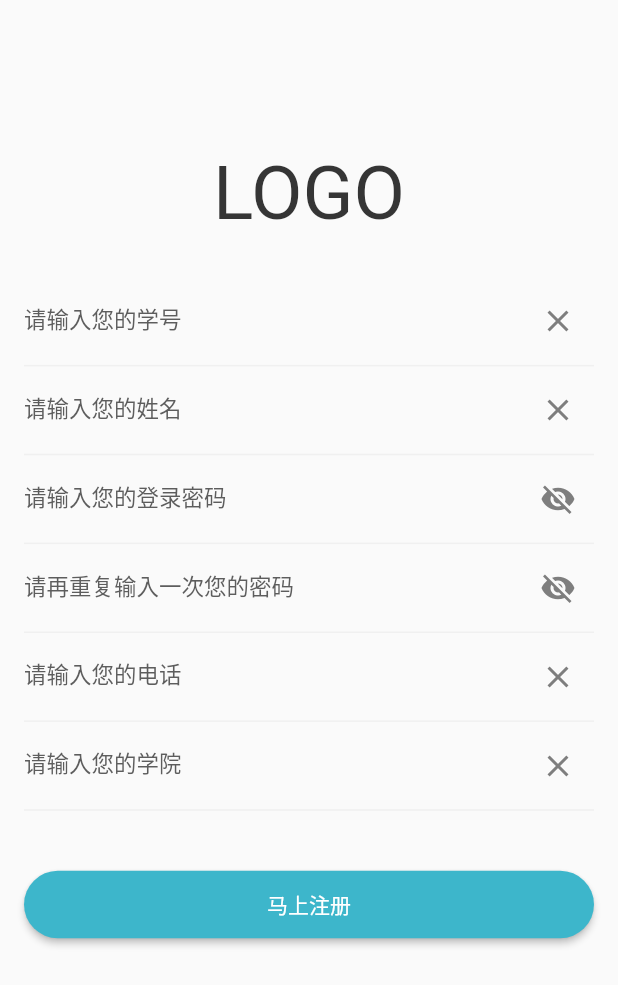
After one commit to cetlewa/buaaCourse_2021, a Flutter app: the screen it shows after launch, after a tap on "注册账号", on a phone screen of 412 x 824 dp. The commit adds this screen. Shown: the top 985 px of the screen. Run offline on Flutter 3.47's test engine with Material 2 defaults, Android fonts, the light colour scheme and no system bars; our stand-ins replace flutter_svg, fluttertoast; project files that could hold a hidden picture were left out.

Commit message:
注册页面功能实现

```diff
--- a/lib/main.dart
+++ b/lib/main.dart
@@ -1,4 +1,5 @@
 import 'package:buaacourse/screens/login/login.dart';
+import 'package:buaacourse/screens/login/register.dart';
 import 'package:flutter/material.dart';
 import 'package:buaacourse/constants.dart';
 import 'package:buaacourse/screens/home/home_screen.dart';
@@ -21,6 +22,7 @@ class MyApp extends StatelessWidget {
       routes: {
         "login_page":(context) => Login(),
         "home_screen_homePage":(context) => HomePage(),
+        "register_page":(context) => Register(),
       },
       home: Login(),
       // home: PostsPage(),
--- a/lib/screens/login/login.dart
+++ b/lib/screens/login/login.dart
@@ -45,7 +45,6 @@ class _Login extends State<Login> {
         //验证通过提交数据
         // _checkUserInfo();
 
-        // print("userId:" + _userIdController.text + " passWord:" + _passWordController.text);
         if(_userIdController.text == "000" && _passWordController.text == "zzk"){
           _loginSuccess = true;
         }
@@ -209,22 +208,30 @@ class _Login extends State<Login> {
                         mainAxisAlignment: MainAxisAlignment.spaceBetween,
                         children: <Widget>[
                           Container(
-                            child:  const Text(
+                            child:  RaisedButton(
+                              onPressed: router2Register,
+                              color: const Color.fromARGB(255, 61, 182, 203),
+                              child: const Text(
                                 '注册账号',
                                 style: TextStyle(
                                     fontSize: 13.0,
                                     color: Color.fromARGB(255, 53, 53, 53)
                                 ),
                               ),
-
+                              shape: RoundedRectangleBorder(borderRadius: BorderRadius.circular(45.0)),
                             ),
-
-                          const Text(
+                          ),
+                          RaisedButton(
+                            onPressed: router2Register,
+                            color: const Color.fromARGB(255, 61, 182, 203),
+                            child: const Text(
                               '忘记密码？',
                               style: TextStyle(
                                   fontSize: 13.0,
                                   color: Color.fromARGB(255, 53, 53, 53)
                               ),
+                            ),
+                            shape: RoundedRectangleBorder(borderRadius: BorderRadius.circular(45.0)),
                           ),
                         ],
                       ) ,
@@ -238,4 +245,8 @@ class _Login extends State<Login> {
       ),
     );
   }
+
+  void router2Register() {
+    Navigator.pushNamed(context, "register_page");
   }
+}
--- /dev/null
+++ b/lib/screens/login/register.dart
@@ -0,0 +1,317 @@
+import 'package:flutter/material.dart';
+import 'package:fluttertoast/fluttertoast.dart';
+import 'package:http/http.dart';
+import 'dart:convert';
+
+class Register extends StatefulWidget{
+  @override
+  State<StatefulWidget> createState() {
+    return _Register();
+  }
+}
+
+class _Register extends State<Register> {
+  GlobalKey<FormState> _registerKey = new GlobalKey<FormState>();
+  TextEditingController _userIdController = TextEditingController();
+  TextEditingController _userNameController = TextEditingController();
+  TextEditingController _passWordController1 = TextEditingController();
+  TextEditingController _passWordController2 = TextEditingController();
+  TextEditingController _userTelController = TextEditingController();
+  TextEditingController _userSchoolController = TextEditingController();
+  bool isShowPassWord1 = false;
+  bool isShowPassWord2 = false;
+  bool registerSuccess = false;
+
+  void post4Register () {
+    if((_registerKey.currentState as FormState).validate()){
+      if(_userIdController.text == ""){
+        toast("没有看见您的学号呢o(￣ヘ￣o＃)");
+      }
+      else if(_userNameController.text == ""){
+        toast("别害羞嘛，让我看看你的名字o(￣ヘ￣o＃)");
+      }
+      else if(_userTelController.text == ""){
+        toast("没有看见您的电话呢o(￣ヘ￣o＃)");
+      }
+      else if(_userTelController.text.length != 11){
+        toast("请输入正确的电话号码o(￣ヘ￣o＃)");
+      }
+      else if(_userSchoolController.text == ""){
+        toast("没有看见您的学院呢o(￣ヘ￣o＃)");
+      }
+      else{
+        if(_passWordController1.text == "" ||
+            _passWordController2.text == "" ||
+            _passWordController1.text != _passWordController2.text){
+          toast("您的密码输入出错啦o(一︿一+)o");
+        }
+        else{
+          // _postData();
+          Navigator.pushNamed(context, "home_screen_homePage");
+        }
+      }
+    }
+  }
+
+  _postData() async {
+    var loginUrl="https://jsonplaceholder.typicode.com/posts";
+
+    var result = await post(
+        Uri.parse(loginUrl),
+        body: utf8.encode(json.encode(
+            {
+              "userId": "${_userIdController.text}",
+              "userPwd": "${_passWordController1.text}",
+              "userName": "${_userNameController.text}",
+              "userTel": "${_userTelController.text}",
+              "userSchool": "${_userSchoolController.text}"
+            })
+        )
+    );
+    if (result.statusCode == 200) {
+      registerSuccess = json.decode(result.body)["success"];
+    }
+    else {
+      print(result.statusCode);
+    }
+  }
+
+  void toast (String string){
+    Fluttertoast.showToast(
+        msg: string,
+        toastLength: Toast.LENGTH_SHORT,
+        gravity: ToastGravity.BOTTOM,
+        timeInSecForIosWeb: 1,
+        backgroundColor: Colors.white,
+        textColor: Colors.red,
+        fontSize: 16.0
+    );
+  }
+
+  @override
+  Widget build(BuildContext context) {
+    return MaterialApp(
+      debugShowCheckedModeBanner: false,
+      title: "注册表单",
+      home: Scaffold(
+        resizeToAvoidBottomInset: false,
+        body: Column(
+          children: <Widget>[
+            Container(
+                padding: const EdgeInsets.only(top: 100.0, bottom: 10.0),
+                child: const Text(
+                  'LOGO',
+                  style: TextStyle(
+                      color: Color.fromARGB(255, 53, 53, 53),
+                      fontSize: 50.0
+                  ),
+                )
+            ),
+            Container(
+              padding: const EdgeInsets.all(16.0),
+              child: Form(
+                key: _registerKey,
+                autovalidate: true,
+                child: Column(
+                  children: <Widget>[
+                    Container(
+                      decoration: const BoxDecoration(
+                          border: Border(
+                              bottom: BorderSide(
+                                  color: Color.fromARGB(255, 240, 240, 240),
+                                  width: 1.0
+                              )
+                          )
+                      ),
+                      child: TextField(
+                        controller: _userIdController,
+                        decoration: InputDecoration(
+                          labelText: '请输入您的学号',
+                          labelStyle: TextStyle( fontSize: 15.0, color: Color.fromARGB(255, 93, 93, 93)),
+                          border: InputBorder.none,
+                          suffixIcon: IconButton(
+                            icon: const Icon(
+                              Icons.close,
+                              color: Color.fromARGB(255, 126, 126, 126),
+                            ),
+                            onPressed: () {
+                              _userIdController.text = "";
+                            },
+                          ),
+                        ),
+                        keyboardType: TextInputType.number,
+                      ),
+                    ),
+                    Container(
+                      decoration: const BoxDecoration(
+                          border: Border(
+                              bottom: BorderSide(
+                                  color: Color.fromARGB(255, 240, 240, 240),
+                                  width: 1.0
+                              )
+                          )
+                      ),
+                      child: TextField(
+                        controller: _userNameController,
+                        decoration: InputDecoration(
+                          labelText: '请输入您的姓名',
+                          labelStyle: TextStyle( fontSize: 15.0, color: Color.fromARGB(255, 93, 93, 93)),
+                          border: InputBorder.none,
+                          suffixIcon: IconButton(
+                            icon: const Icon(
+                              Icons.close,
+                              color: Color.fromARGB(255, 126, 126, 126),
+                            ),
+                            onPressed: () {
+                              _userNameController.text = "";
+                            },
+                          ),
+                        ),
+                        keyboardType: TextInputType.text,
+                      ),
+                    ),
+                    Container(
+                      decoration: const BoxDecoration(
+                          border: Border(
+                              bottom: BorderSide(
+                                  color: Color.fromARGB(255, 240, 240, 240),
+                                  width: 1.0
+                              )
+                          )
+                      ),
+                      child: TextFormField(
+                        controller: _passWordController1,
+                        decoration:  InputDecoration(
+                            labelText: '请输入您的登录密码',
+                            labelStyle: const TextStyle( fontSize: 15.0, color: Color.fromARGB(255, 93, 93, 93)),
+                            border: InputBorder.none,
+                            suffixIcon: IconButton(
+                              icon: Icon(
+                                isShowPassWord1 ? Icons.visibility : Icons.visibility_off,
+                                color: const Color.fromARGB(255, 126, 126, 126),
+                              ),
+                              onPressed: (){
+                                setState(() {
+                                  isShowPassWord1 = !isShowPassWord1;
+                                });
+                              },
+                            )
+                        ),
+                        obscureText: !isShowPassWord1,
+                      ),
+                    ),
+                    Container(
+                      decoration: const BoxDecoration(
+                          border: Border(
+                              bottom: BorderSide(
+                                  color: Color.fromARGB(255, 240, 240, 240),
+                                  width: 1.0
+                              )
+                          )
+                      ),
+                      child: TextFormField(
+                        controller: _passWordController2,
+                        decoration:  InputDecoration(
+                            labelText: '请再重复输入一次您的密码',
+                            labelStyle: const TextStyle( fontSize: 15.0, color: Color.fromARGB(255, 93, 93, 93)),
+                            border: InputBorder.none,
+                            suffixIcon: IconButton(
+                              icon: Icon(
+                                isShowPassWord2 ? Icons.visibility : Icons.visibility_off,
+                                color: const Color.fromARGB(255, 126, 126, 126),
+                              ),
+                              onPressed: (){
+                                setState(() {
+                                  isShowPassWord2 = !isShowPassWord2;
+                                });
+                              },
+                            )
+                        ),
+                        obscureText: !isShowPassWord2,
+                      ),
+                    ),
+                    Container(
+                      decoration: const BoxDecoration(
+                          border: Border(
+                              bottom: BorderSide(
+                                  color: Color.fromARGB(255, 240, 240, 240),
+                                  width: 1.0
+                              )
+                          )
+                      ),
+                      child: TextField(
+                        controller: _userTelController,
+                        decoration: InputDecoration(
+                          labelText: '请输入您的电话',
+                          labelStyle: TextStyle( fontSize: 15.0, color: Color.fromARGB(255, 93, 93, 93)),
+                          border: InputBorder.none,
+                          suffixIcon: IconButton(
+                            icon: const Icon(
+                              Icons.close,
+                              color: Color.fromARGB(255, 126, 126, 126),
+                            ),
+                            onPressed: () {
+                              _userTelController.text = "";
+                            },
+                          ),
+                        ),
+                        keyboardType: TextInputType.phone,
+                      ),
+                    ),
+                    Container(
+                      decoration: const BoxDecoration(
+                          border: Border(
+                              bottom: BorderSide(
+                                  color: Color.fromARGB(255, 240, 240, 240),
+                                  width: 1.0
+                              )
+                          )
+                      ),
+                      child: TextField(
+                        controller: _userSchoolController,
+                        decoration: InputDecoration(
+                          labelText: '请输入您的学院',
+                          labelStyle: TextStyle( fontSize: 15.0, color: Color.fromARGB(255, 93, 93, 93)),
+                          border: InputBorder.none,
+                          suffixIcon: IconButton(
+                            icon: const Icon(
+                              Icons.close,
+                              color: Color.fromARGB(255, 126, 126, 126),
+                            ),
+                            onPressed: () {
+                              _userSchoolController.text = "";
+                            },
+                          ),
+                        ),
+                        keyboardType: TextInputType.text,
+                      ),
+                    ),
+                    Container(
+                      height: 45.0,
+                      margin: EdgeInsets.only(top: 40.0),
+                      child: SizedBox.expand(
+                        child: RaisedButton(
+                          onPressed: post4Register,
+                          color: const Color.fromARGB(255, 61, 182, 203),
+                          child: const Text(
+                            '马上注册',
+                            style: TextStyle(
+                                fontSize: 14.0,
+                                color: Color.fromARGB(255, 255, 255, 255)
+                            ),
+                          ),
+                          shape: RoundedRectangleBorder(borderRadius: BorderRadius.circular(45.0)),
+                        ),
+                      ),
+                    ),
+                  ],
+                ),
+              ),
+            ),
+          ],
+        ),
+      ),
+    );
+  }
+
+}
```
Lines whose indentation alone changed are shown as unchanged.
